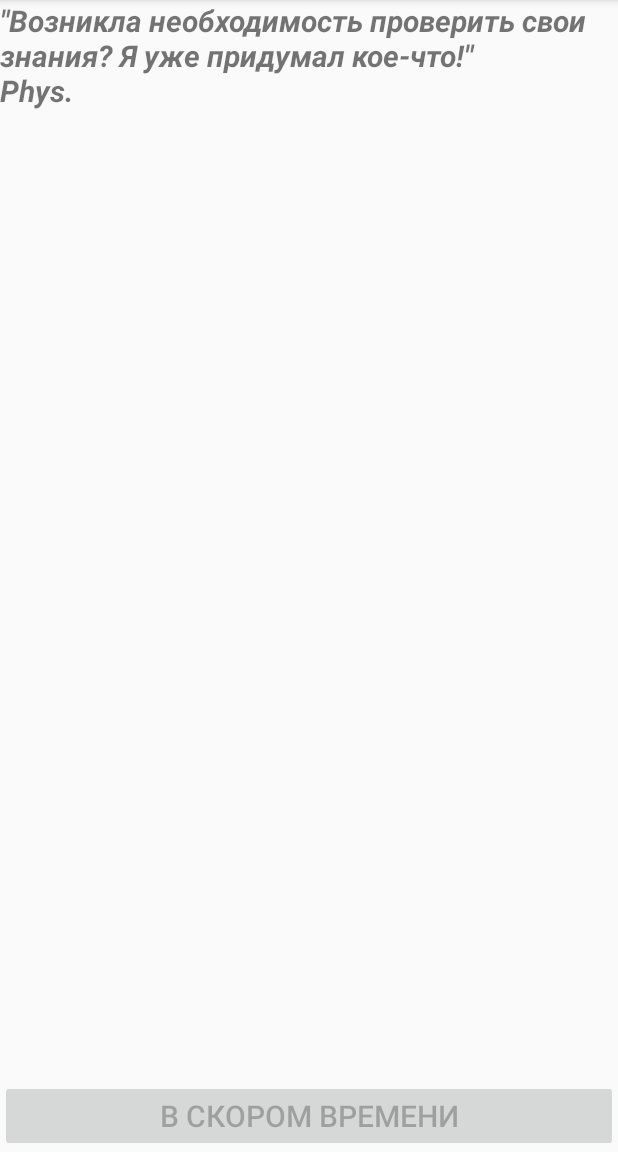
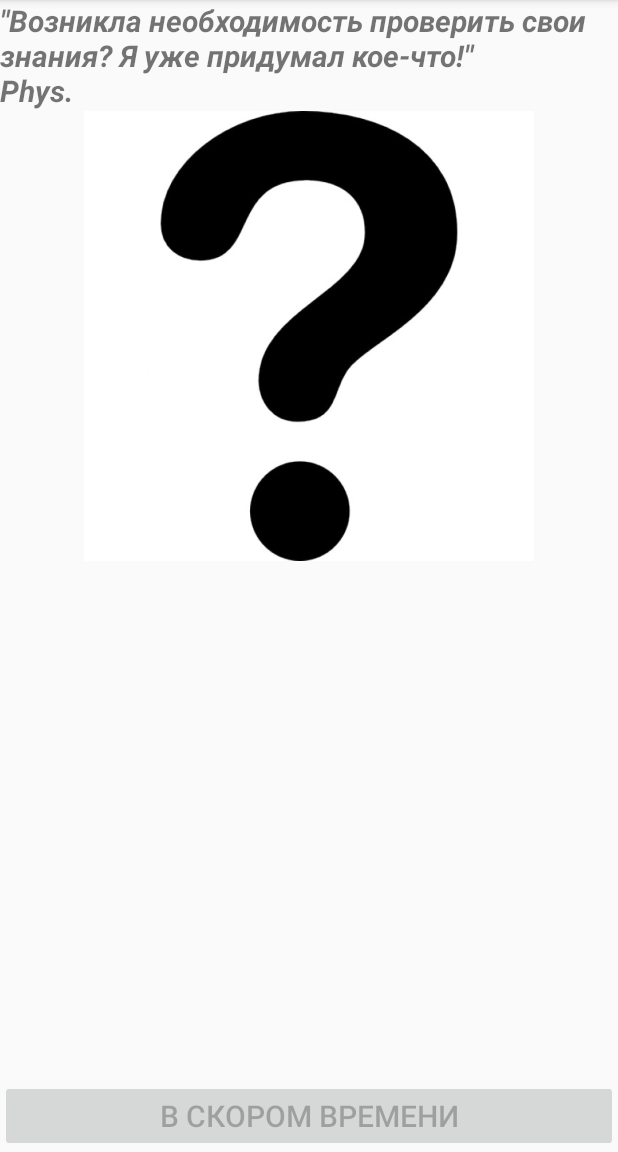
Before and after one commit to CoolHacker666/PhysLyrix, an Android app: the fragment ExamFragment placed in its activity, on a phone screen of 412 x 824 dp, the part 84-1236 px from its top. Run offline under Robolectric (Android 15) with nearby library versions, the phone set to English and light mode, and no system bars; pictures from the network do not load.

Commit message:
PhysLyrix pre-release v2.1.1 "Picture update"

```diff
--- a/app/build.gradle
+++ b/app/build.gradle
@@ -10,7 +10,7 @@ android {
         minSdkVersion 15
         targetSdkVersion 24
         versionCode 1
-        versionName "2.0.0"
+        versionName "2.1.1"
     }
     buildTypes {
         release {
--- a/app/src/main/AndroidManifest.xml
+++ b/app/src/main/AndroidManifest.xml
@@ -29,7 +29,10 @@
         <activity android:name=".SettingsActivity" />
         <activity android:name=".ServerView" />
         <activity android:name=".StatisticActivity" />
-        <activity android:name=".DetailsActivity"></activity>
+        <activity android:name=".DetailsActivity" />
+        <activity android:name=".SearcherActivity"
+            android:configChanges="orientation"
+            android:screenOrientation="portrait"/>
     </application>
 
 </manifest>
--- a/app/src/main/java/ru/mixa201/physlyrix/ContentView.java
+++ b/app/src/main/java/ru/mixa201/physlyrix/ContentView.java
@@ -21,6 +21,7 @@ import ru.mixa201.physics.classes.Manifest;
 /**
  * Created by Admin on 12.03.2016.
  */
+
 public class ContentView extends ListActivity {
     private String action;
     private String pack;
--- a/app/src/main/res/layout/exam_fragment.xml
+++ b/app/src/main/res/layout/exam_fragment.xml
@@ -19,7 +19,8 @@
         android:id="@+id/imageView5"
         android:layout_below="@+id/textView10"
         android:layout_alignParentLeft="true"
-        android:layout_alignParentStart="true" />
+        android:layout_alignParentStart="true"
+        android:src="@drawable/question"/>
 
     <Button
         android:layout_width="wrap_content"
--- a/app/src/main/res/layout/questionnary_fragment.xml
+++ b/app/src/main/res/layout/questionnary_fragment.xml
@@ -19,7 +19,8 @@
         android:id="@+id/imageView4"
         android:layout_below="@+id/textView9"
         android:layout_alignParentLeft="true"
-        android:layout_alignParentStart="true" />
+        android:layout_alignParentStart="true"
+        android:src="@drawable/phys_tests"/>
 
     <Button
         android:layout_width="wrap_content"
--- a/app/src/main/res/layout/settings_fragment.xml
+++ b/app/src/main/res/layout/settings_fragment.xml
@@ -19,7 +19,8 @@
         android:id="@+id/imageView7"
         android:layout_below="@+id/textView12"
         android:layout_alignParentLeft="true"
-        android:layout_alignParentStart="true" />
+        android:layout_alignParentStart="true"
+        android:src="@drawable/wrench"/>
 
     <Button
         android:layout_width="wrap_content"
--- a/app/src/main/res/layout/statistics_fragment.xml
+++ b/app/src/main/res/layout/statistics_fragment.xml
@@ -20,7 +20,8 @@
         android:id="@+id/imageView6"
         android:layout_below="@+id/textView11"
         android:layout_alignParentLeft="true"
-        android:layout_alignParentStart="true" />
+        android:layout_alignParentStart="true"
+        android:src="@drawable/phys_awards"/>
 
     <Button
         android:layout_width="wrap_content"
--- a/app/src/main/res/layout/test_fragment.xml
+++ b/app/src/main/res/layout/test_fragment.xml
@@ -19,7 +19,8 @@
         android:id="@+id/imageView2"
         android:layout_below="@+id/textView6"
         android:layout_alignParentLeft="true"
-        android:layout_alignParentStart="true" />
+        android:layout_alignParentStart="true"
+        android:src="@drawable/phys_tests"/>
 
     <TextView
         android:layout_width="wrap_content"
--- a/app/src/main/res/layout/textbook_fragment.xml
+++ b/app/src/main/res/layout/textbook_fragment.xml
@@ -20,7 +20,8 @@
         android:id="@+id/imageView3"
         android:layout_below="@+id/textView8"
         android:layout_alignParentLeft="true"
-        android:layout_alignParentStart="true" />
+        android:layout_alignParentStart="true"
+        android:src="@drawable/phys_tests"/>
 
     <Button
         android:layout_width="wrap_content"
```
Also changed, not shown: app/src/main/res/drawable/phys_awards.png (added), app/src/main/res/drawable/phys_tests.png (added), app/src/main/res/drawable/question.jpg (added), app/src/main/res/drawable/wrench.png (added).
